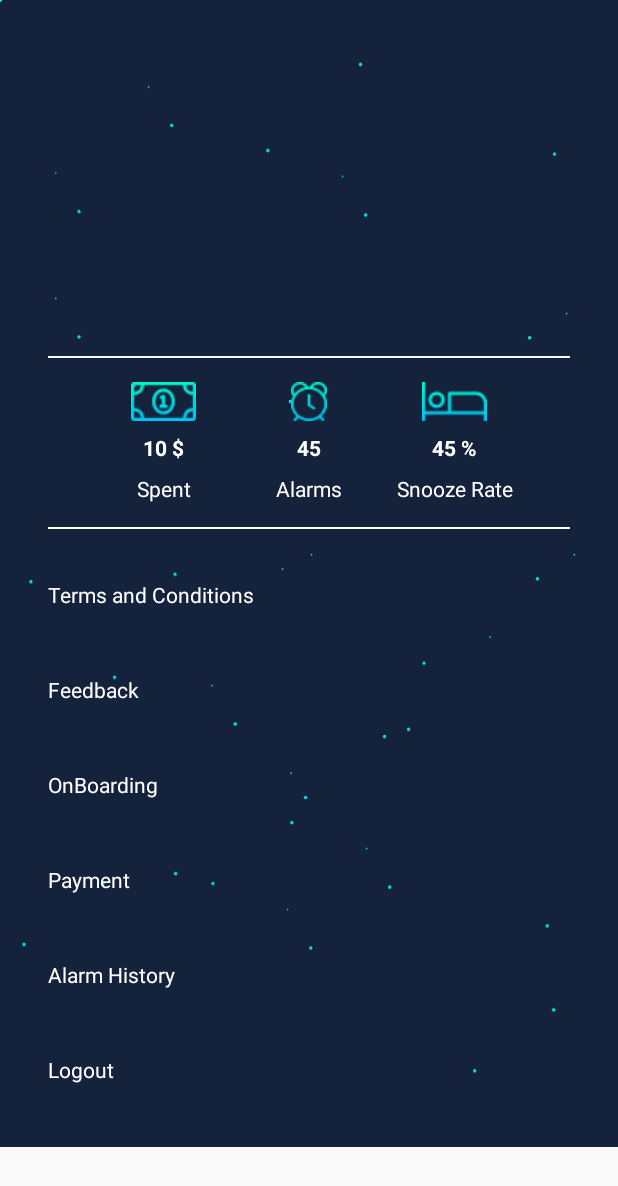
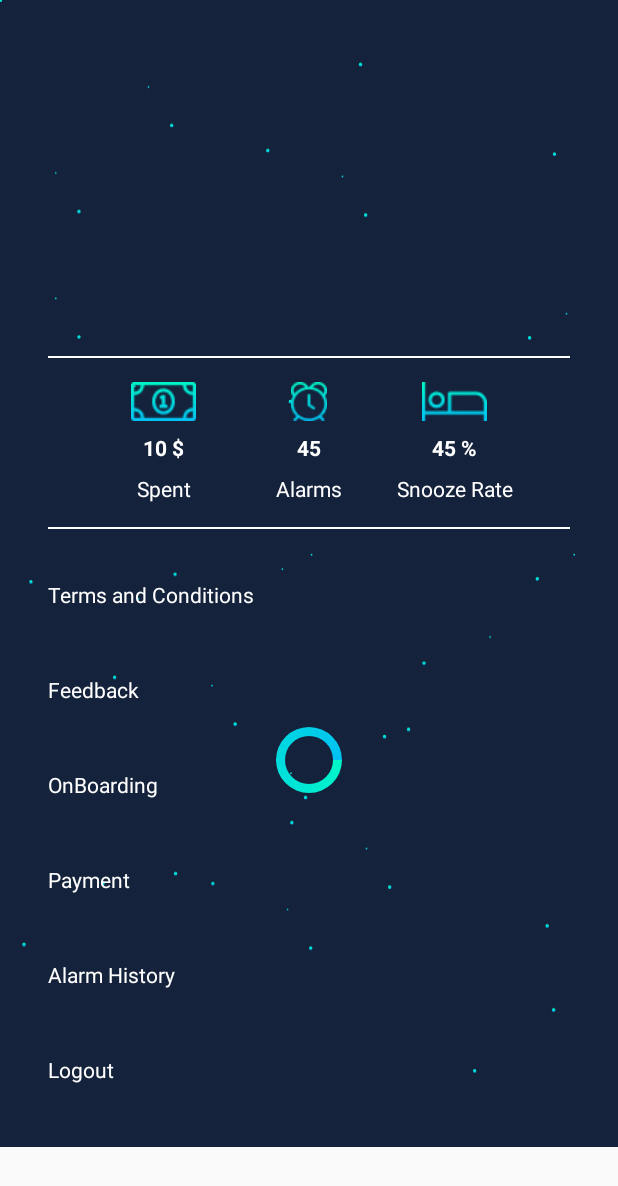
Before and after one commit to Ferencz8/AlarmApp, an Android app: the layout fragment_settings.xml on its own in the app's theme, with its tools: preview values and no code run, on a phone screen of 412 x 824 dp. Shown: the top 1186 px of the screen. Run offline under Robolectric (Android 15) with nearby library versions, the light colour scheme and no system bars; Roboto replaces fonts that are not available here.

Commit message:
UI bug fixes

```diff
--- a/app/src/main/java/countingsheep/alarm/AlarmApplication.java
+++ b/app/src/main/java/countingsheep/alarm/AlarmApplication.java
@@ -28,11 +28,9 @@ public class AlarmApplication extends Application {
 
     private void startSyncWorkJob(){
 
-
-
         final PeriodicWorkRequest periodicSyncWorkRequest = new PeriodicWorkRequest
-               // .Builder(SyncerWorker.class, 24, TimeUnit.HOURS)
-                .Builder(SyncerWorker.class, 4, TimeUnit.MINUTES)
+                .Builder(SyncerWorker.class, 24, TimeUnit.HOURS)
+               // .Builder(SyncerWorker.class, 4, TimeUnit.MINUTES)
                 .addTag("periodic_sync_work")
                 .build();
         WorkManager.getInstance().enqueue(periodicSyncWorkRequest);
--- a/app/src/main/java/countingsheep/alarm/ui/LoginActivity.java
+++ b/app/src/main/java/countingsheep/alarm/ui/LoginActivity.java
@@ -42,7 +42,6 @@ import countingsheep.alarm.core.contracts.api.SocialAuthenticationService;
 import countingsheep.alarm.db.SharedPreferencesContainer;
 import countingsheep.alarm.ui.settings.OnBoardingActivity;
 import countingsheep.alarm.ui.settings.TermsAndConditionsActivity;
-import retrofit2.Retrofit;
 
 public class LoginActivity extends BaseActivity implements View.OnClickListener {
 
@@ -56,9 +55,6 @@ public class LoginActivity extends BaseActivity implements View.OnClickListener
     SocialAuthenticationService socialAuthenticationService;
     @Inject
     AuthenticationService authenticationService;
-
-    @Inject
-    Retrofit retrofit;
 
     @Inject
     SharedPreferencesContainer sharedPreferencesContainer;
@@ -184,7 +180,7 @@ public class LoginActivity extends BaseActivity implements View.OnClickListener
                                 startActivity(intent);
                             }
 
-                            //TODO:: add here the stop loading bar logic
+
                             spinner.setVisibility(View.INVISIBLE);
                             getWindow().clearFlags(WindowManager.LayoutParams.FLAG_NOT_TOUCHABLE);
                         }
--- a/app/src/main/java/countingsheep/alarm/ui/background/SyncerWorker.java
+++ b/app/src/main/java/countingsheep/alarm/ui/background/SyncerWorker.java
@@ -109,6 +109,7 @@ public class SyncerWorker extends Worker {
             @Override
             public void onFailure(Call<String> call, Throwable t) {
                 Log.d("ERROR", "Failed AR");
+                Crashlytics.logException(t);
             }
         });
     }
@@ -135,6 +136,7 @@ public class SyncerWorker extends Worker {
             @Override
             public void onFailure(Call<Void> call, Throwable t) {
                 Log.d("ERROR", "Failed A");
+                Crashlytics.logException(t);
             }
         });
     }
--- a/app/src/main/java/countingsheep/alarm/ui/payment/BraintreePaymentInteractor.java
+++ b/app/src/main/java/countingsheep/alarm/ui/payment/BraintreePaymentInteractor.java
@@ -8,6 +8,7 @@ import com.braintreepayments.api.dropin.DropInActivity;
 import com.braintreepayments.api.dropin.DropInRequest;
 import com.braintreepayments.api.dropin.DropInResult;
 import com.braintreepayments.cardform.view.CardForm;
+import com.crashlytics.android.Crashlytics;
 
 import javax.inject.Inject;
 
@@ -17,6 +18,7 @@ import countingsheep.alarm.core.domain.PaymentRegistration;
 import countingsheep.alarm.db.SharedPreferencesContainer;
 import countingsheep.alarm.network.retrofit.PaymentAPI;
 import countingsheep.alarm.util.Constants;
+import io.fabric.sdk.android.services.common.Crash;
 import retrofit2.Call;
 import retrofit2.Callback;
 import retrofit2.Response;
@@ -64,6 +66,7 @@ public class BraintreePaymentInteractor {
             public void onFailure(Call<String> call, Throwable t) {
 
                 Log.d("ERROR", "Failed AR");
+                Crashlytics.logException(t);
             }
         });
     }
@@ -115,6 +118,7 @@ public class BraintreePaymentInteractor {
             @Override
             public void onFailure(Call<String> call, Throwable t) {
                 Log.e(TAG, "Customer registration failed");
+                Crashlytics.logException(t);
             }
         });
     }
@@ -142,6 +146,8 @@ public class BraintreePaymentInteractor {
             @Override
             public void onFailure(Call<Customer> call, Throwable t) {
                 Log.e(TAG, "Customer registration failed");
+                Crashlytics.logException(t);
+                onPaymentInteractionResult.onCanceled();
             }
         });
     }
--- a/app/src/main/res/layout/fragment_settings.xml
+++ b/app/src/main/res/layout/fragment_settings.xml
@@ -260,6 +260,22 @@
             app:layout_constraintHorizontal_bias="0.0"
             app:layout_constraintStart_toStartOf="@+id/view1"
             app:layout_constraintTop_toBottomOf="@+id/history_text" />
+
+        <ProgressBar
+            android:id="@+id/settingsProgressBar"
+            style="?android:attr/progressBarStyle"
+            android:layout_width="wrap_content"
+            android:layout_height="wrap_content"
+            android:layout_marginStart="8dp"
+            android:layout_marginTop="256dp"
+            android:layout_marginEnd="8dp"
+            android:layout_marginBottom="8dp"
+            android:indeterminateDrawable="@drawable/loadingcircle"
+            android:visibility="visible"
+            app:layout_constraintBottom_toBottomOf="parent"
+            app:layout_constraintEnd_toEndOf="parent"
+            app:layout_constraintStart_toStartOf="parent"
+            app:layout_constraintTop_toTopOf="parent" />
     </androidx.constraintlayout.widget.ConstraintLayout>
 
 </ScrollView>
```
Also changed, not shown: app/src/main/java/countingsheep/alarm/ui/settings/OnBoardingActivity.java (+18 -4 lines), app/src/main/java/countingsheep/alarm/ui/settings/SettingsFragment.java (+26 -1 lines), app/src/main/res/layout/activity_on_boarding.xml (+15 -0 lines).
